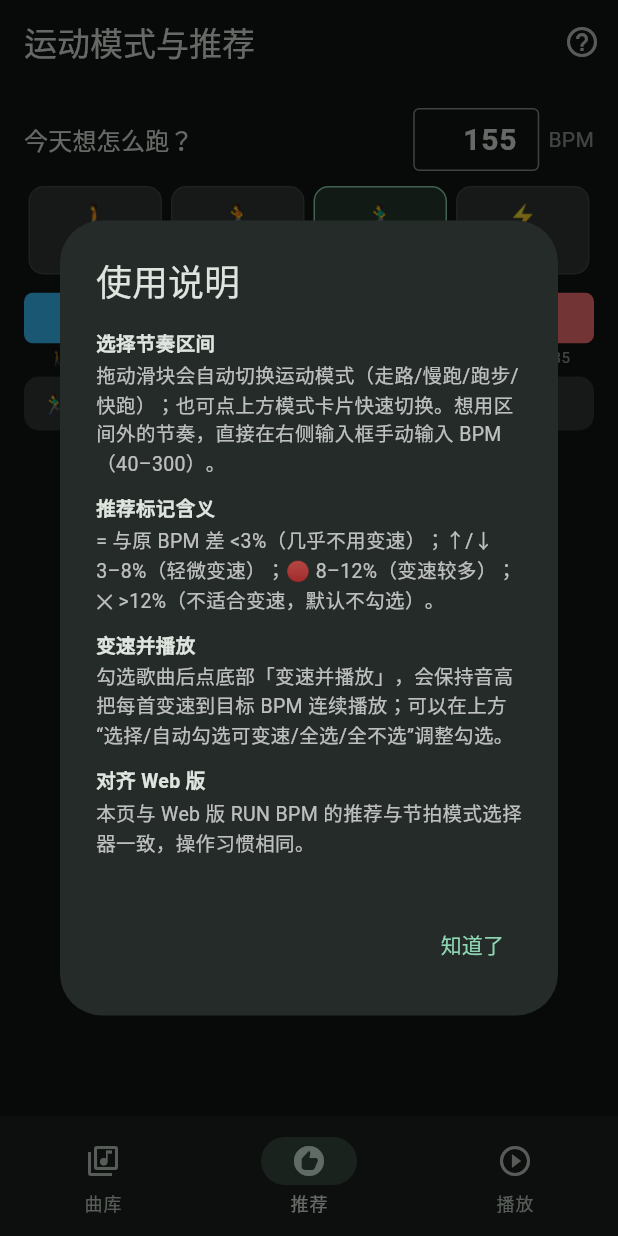
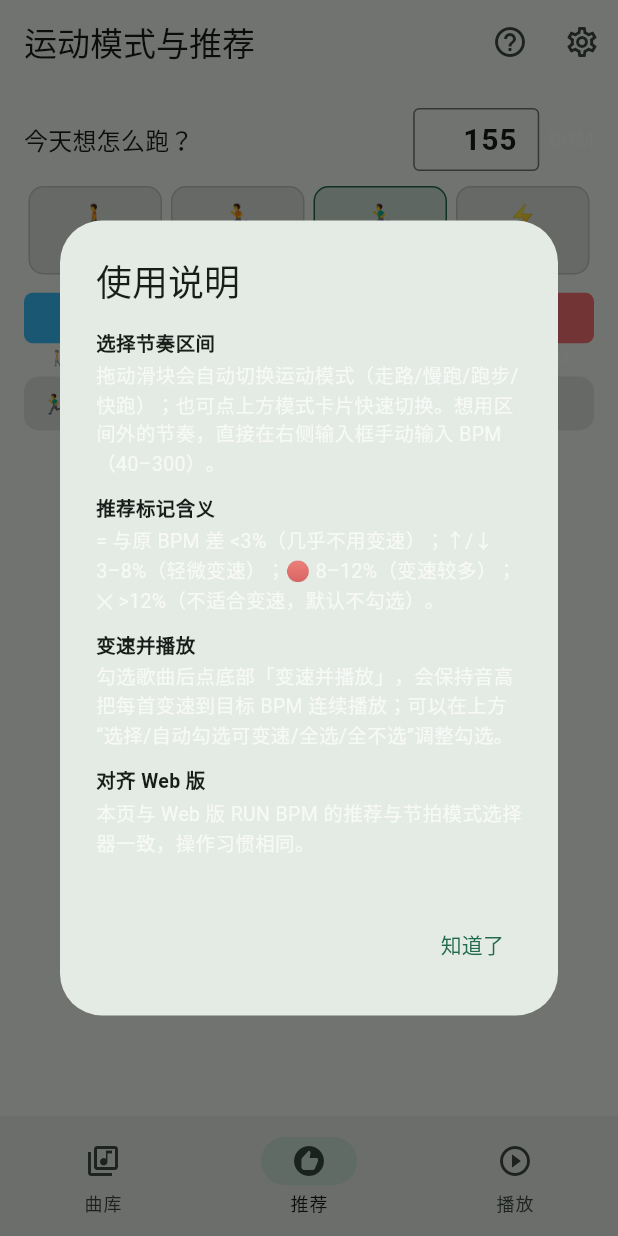
Before and after one commit to Sweejumn/bunbeat, a Flutter app: the screen it shows after launch, item 2 of the bottom bar chosen, after a tap on the "help outline" icon, on a phone screen of 412 x 824 dp. Run offline on Flutter 3.47's test engine with Material 3 defaults, Android fonts, the phone set to English and light mode, and no system bars; our stand-ins replace file_picker, just_audio, on_audio_query, package_info_plus, shared_preferences; missing offline and left inert: ffmpeg_kit_flutter_audio, pointycastle.

Commit message:
新增设置/关于/使用说明页面与主题色功能，各页加入设置入口

```diff
--- a/android_app/lib/main.dart
+++ b/android_app/lib/main.dart
@@ -5,6 +5,7 @@ import 'services/audio_player_service.dart';
 import 'services/library_service.dart';
 import 'services/metronome.dart';
 import 'services/queue_service.dart';
+import 'services/theme_controller.dart';
 import 'ui/home_page.dart';
 
 void main() {
@@ -26,21 +27,32 @@ class _RunBpmAppState extends State<RunBpmApp> {
       providers: [
         ChangeNotifierProvider(create: (_) => LibraryService()),
         ChangeNotifierProvider(create: (_) => QueueService()),
+        ChangeNotifierProvider(create: (_) => ThemeController()),
         Provider(create: (_) => AudioPlayerService()),
         Provider(create: (_) => Metronome()),
       ],
-      child: MaterialApp(
+      child: Consumer<ThemeController>(
+        builder: (context, themeCtrl, _) {
+          return MaterialApp(
             title: 'RUN BPM',
             debugShowCheckedModeBanner: false,
             theme: ThemeData(
               colorScheme: ColorScheme.fromSeed(
-            seedColor: const Color(0xFF34D399),
+                seedColor: themeCtrl.seed,
+              ),
+              useMaterial3: true,
+            ),
+            darkTheme: ThemeData(
+              colorScheme: ColorScheme.fromSeed(
+                seedColor: themeCtrl.seed,
                 brightness: Brightness.dark,
               ),
               useMaterial3: true,
             ),
-        // 启动时恢复上次选择的文件夹：命中缓存即秒开，不重新解析。
+            themeMode: themeCtrl.mode,
             home: _StartupGate(child: const HomePage()),
+          );
+        },
       ),
     );
   }
@@ -66,6 +78,7 @@ class _StartupGateState extends State<_StartupGate> {
       // 等首帧画完再恢复，避免启动时白屏等待即时的缓存扫描。
       WidgetsBinding.instance.addPostFrameCallback((_) {
         context.read<LibraryService>().restoreLastFolder();
+        context.read<ThemeController>().load();
       });
     }
   }
--- /dev/null
+++ b/android_app/lib/services/theme_controller.dart
@@ -0,0 +1,93 @@
+/// 全局外观/主题控制器：管理「跟随系统 / 浅色 / 深色」与「主题色」，
+/// 持久化到 SharedPreferences。
+library;
+
+import 'package:flutter/material.dart';
+import 'package:shared_preferences/shared_preferences.dart';
+
+/// 预设主题色（名字 + 种子色值）。默认薄荷绿（与 Web 一致）。
+class ThemeColorOption {
+  final String name;
+  final Color color;
+  const ThemeColorOption(this.name, this.color);
+}
+
+const List<ThemeColorOption> kThemeColors = [
+  ThemeColorOption('薄荷绿', Color(0xFF34D399)),
+  ThemeColorOption('活力橙', Color(0xFFF97316)),
+  ThemeColorOption('热情红', Color(0xFFEF4444)),
+  ThemeColorOption('天蓝', Color(0xFF38BDF8)),
+  ThemeColorOption('靛蓝', Color(0xFF6366F1)),
+  ThemeColorOption('紫罗兰', Color(0xFF8B5CF6)),
+  ThemeColorOption('樱花粉', Color(0xFFEC4899)),
+  ThemeColorOption('青柠', Color(0xFF84CC16)),
+  ThemeColorOption('琥珀金', Color(0xFFF59E0B)),
+];
+
+/// 全局主题服务（对应 Web 没有、但成熟 App 应有的「外观设置」：
+/// 深浅色 + 主题色）。
+class ThemeController extends ChangeNotifier {
+  static const String _prefModeKey = 'runbpm.themeMode';
+  static const String _prefSystem = 'system';
+  static const String _prefLight = 'light';
+  static const String _prefDark = 'dark';
+
+  static const String _prefColorKey = 'runbpm.themeColor';
+
+  ThemeMode _mode = ThemeMode.system;
+  Color _seed = kThemeColors.first.color;
+
+  ThemeMode get mode => _mode;
+  Color get seed => _seed;
+
+  /// 读取持久化主题（模式 + 主题色）。
+  Future<void> load() async {
+    final prefs = await SharedPreferences.getInstance();
+    final s = prefs.getString(_prefModeKey);
+    _mode = switch (s) {
+      _prefLight => ThemeMode.light,
+      _prefDark => ThemeMode.dark,
+      _ => ThemeMode.system,
+    };
+    final colorStr = prefs.getString(_prefColorKey);
+    if (colorStr != null) {
+      final parsed = _parseColor(colorStr);
+      if (parsed != null) _seed = parsed;
+    }
+    notifyListeners();
+  }
+
+  Future<void> setMode(ThemeMode m) async {
+    if (_mode == m) return;
+    _mode = m;
+    notifyListeners();
+    final prefs = await SharedPreferences.getInstance();
+    final s = switch (m) {
+      ThemeMode.light => _prefLight,
+      ThemeMode.dark => _prefDark,
+      ThemeMode.system => _prefSystem,
+    };
+    await prefs.setString(_prefModeKey, s);
+  }
+
+  Future<void> setSeed(Color c) async {
+    _seed = c;
+    notifyListeners();
+    final prefs = await SharedPreferences.getInstance();
+    await prefs.setString(_prefColorKey, _colorToString(c));
+  }
+
+  static Color? _parseColor(String hex) {
+    final v = int.tryParse(hex.replaceFirst('#', ''), radix: 16);
+    if (v == null) return null;
+    return Color(0xFF000000 | v);
+  }
+
+  static String _colorToString(Color c) {
+    // 输出 #RRGGBB（不带 alpha，保持简洁可读）。
+    final r = (c.r * 255).round().toRadixString(16).padLeft(2, '0').toUpperCase();
+    final g = (c.g * 255).round().toRadixString(16).padLeft(2, '0').toUpperCase();
+    final b = (c.b * 255).round().toRadixString(16).padLeft(2, '0').toUpperCase();
+    return '#$r$g$b';
+  }
+}
--- /dev/null
+++ b/android_app/lib/ui/help_dialog.dart
@@ -0,0 +1,54 @@
+import 'package:flutter/material.dart';
+
+/// 使用说明对话框：把界面上省略掉的图例与操作提示收在这里。
+/// 供推荐页「？」图标与设置页「使用说明」入口共用。
+class HelpDialog {
+  HelpDialog._();
+
+  static void show(BuildContext context) {
+    showDialog<void>(
+      context: context,
+      builder: (ctx) {
+        TextStyle titleStyle() =>
+            const TextStyle(fontWeight: FontWeight.bold, fontSize: 13);
+        TextStyle bodyStyle() =>
+            const TextStyle(fontSize: 13, color: Colors.white70);
+        Widget item(String title, String body) {
+          return Padding(
+            padding: const EdgeInsets.only(bottom: 10),
+            child: Column(
+              crossAxisAlignment: CrossAxisAlignment.start,
+              children: [
+                Text(title, style: titleStyle()),
+                const SizedBox(height: 2),
+                Text(body, style: bodyStyle()),
+              ],
+            ),
+          );
+        }
+
+        return AlertDialog(
+          title: const Text('使用说明'),
+          content: SingleChildScrollView(
+            child: Column(
+              crossAxisAlignment: CrossAxisAlignment.start,
+              mainAxisSize: MainAxisSize.min,
+              children: [
+                item('选择节奏区间', '拖动滑块会自动切换运动模式（走路/慢跑/跑步/快跑）；也可点上方模式卡片快速切换。想用区间外的节奏，直接在右侧输入框手动输入 BPM（40–300）。'),
+                item('推荐标记含义', '= 与原 BPM 差 <3%（几乎不用变速）；↑/↓ 3–8%（轻微变速）；🔴 8–12%（变速较多）；✕ >12%（不适合变速，默认不勾选）。'),
+                item('变速并播放', '勾选歌曲后点底部「变速并播放」，会保持音高把每首变速到目标 BPM 连续播放；可以在上方“选择/自动勾选可变速/全选/全不选”调整勾选。'),
+                item('对齐 Web 版', '本页与 Web 版 RUN BPM 的推荐与节拍模式选择器一致，操作习惯相同。'),
+              ],
+            ),
+          ),
+          actions: [
+            TextButton(
+              onPressed: () => Navigator.pop(ctx),
+              child: const Text('知道了'),
+            ),
+          ],
+        );
+      },
+    );
+  }
+}
--- a/android_app/lib/ui/library_page.dart
+++ b/android_app/lib/ui/library_page.dart
@@ -7,6 +7,7 @@ import '../models/song.dart';
 import '../services/audio_reader.dart';
 import '../services/library_service.dart';
 import 'marquee_text.dart';
+import 'settings_page.dart';
 
 class LibraryPage extends StatelessWidget {
   const LibraryPage({super.key});
@@ -27,6 +28,14 @@ class LibraryPage extends StatelessWidget {
       appBar: AppBar(
         title: const Text('RUN BPM · 曲库'),
         actions: [
+          IconButton(
+            icon: const Icon(Icons.settings_outlined),
+            tooltip: '设置',
+            onPressed: () => Navigator.push(
+              context,
+              MaterialPageRoute(builder: (_) => const SettingsPage()),
+            ),
+          ),
           IconButton(
             icon: const Icon(Icons.folder_open),
             tooltip: '选择文件夹',
--- a/android_app/lib/ui/player_page.dart
+++ b/android_app/lib/ui/player_page.dart
@@ -12,6 +12,7 @@ import '../services/library_service.dart';
 import '../services/metronome.dart';
 import '../services/queue_service.dart';
 import 'beat_ruler.dart';
+import 'settings_page.dart';
 
 class PlayerPage extends StatefulWidget {
   const PlayerPage({super.key});
@@ -238,7 +239,19 @@ class _PlayerPageState extends State<PlayerPage> {
     final beatList = _currentBeatList(song, current.targetBpm);
 
     return Scaffold(
-      appBar: AppBar(title: const Text('播放')),
+      appBar: AppBar(
+        title: const Text('播放'),
+        actions: [
+          IconButton(
+            icon: const Icon(Icons.settings_outlined),
+            tooltip: '设置',
+            onPressed: () => Navigator.push(
+              context,
+              MaterialPageRoute(builder: (_) => const SettingsPage()),
+            ),
+          ),
+        ],
+      ),
       body: Padding(
         padding: const EdgeInsets.all(16),
         child: SingleChildScrollView(
--- a/android_app/lib/ui/recommend_page.dart
+++ b/android_app/lib/ui/recommend_page.dart
@@ -7,8 +7,10 @@ import '../models/song.dart';
 import '../services/audio_player_service.dart';
 import '../services/library_service.dart';
 import '../services/queue_service.dart';
+import 'help_dialog.dart';
 import 'marquee_text.dart';
 import 'mode_picker.dart';
+import 'settings_page.dart';
 import 'tempo_grade.dart';
 
 class RecommendPage extends StatefulWidget {
@@ -52,7 +54,15 @@ class _RecommendPageState extends State<RecommendPage> {
           IconButton(
             icon: const Icon(Icons.help_outline),
             tooltip: '使用说明',
-            onPressed: () => _showHelp(context),
+            onPressed: () => HelpDialog.show(context),
+          ),
+          IconButton(
+            icon: const Icon(Icons.settings_outlined),
+            tooltip: '设置',
+            onPressed: () => Navigator.push(
+              context,
+              MaterialPageRoute(builder: (_) => const SettingsPage()),
+            ),
           ),
         ],
       ),
@@ -167,56 +177,6 @@ class _RecommendPageState extends State<RecommendPage> {
       const SnackBar(content: Text('已入队并开始播放第一首')),
     );
   }
-
-  /// 使用说明对话框：把界面上省略掉的图例与操作提示收在这里。
-  void _showHelp(BuildContext context) {
-    showDialog<void>(
-      context: context,
-      builder: (ctx) {
-        TextStyle titleStyle() => const TextStyle(
-              fontWeight: FontWeight.bold,
-              fontSize: 13,
-            );
-        TextStyle bodyStyle() =>
-            const TextStyle(fontSize: 13, color: Colors.white70);
-        Widget item(String title, String body) {
-          return Padding(
-            padding: const EdgeInsets.only(bottom: 10),
-            child: Column(
-              crossAxisAlignment: CrossAxisAlignment.start,
-              children: [
-                Text(title, style: titleStyle()),
-                const SizedBox(height: 2),
-                Text(body, style: bodyStyle()),
-              ],
-            ),
-          );
-        }
-
-        return AlertDialog(
-          title: const Text('使用说明'),
-          content: SingleChildScrollView(
-            child: Column(
-              crossAxisAlignment: CrossAxisAlignment.start,
-              mainAxisSize: MainAxisSize.min,
-              children: [
-                item('选择节奏区间', '拖动滑块会自动切换运动模式（走路/慢跑/跑步/快跑）；也可点上方模式卡片快速切换。想用区间外的节奏，直接在右侧输入框手动输入 BPM（40–300）。'),
-                item('推荐标记含义', '= 与原 BPM 差 <3%（几乎不用变速）；↑/↓ 3–8%（轻微变速）；🔴 8–12%（变速较多）；✕ >12%（不适合变速，默认不勾选）。'),
-                item('变速并播放', '勾选歌曲后点底部「变速并播放」，会保持音高把每首变速到目标 BPM 连续播放；可以在上方“选择/自动勾选可变速/全选/全不选”调整勾选。'),
-                item('对齐 Web 版', '本页与 Web 版 RUN BPM 的推荐与节拍模式选择器一致，操作习惯相同。'),
-              ],
-            ),
-          ),
-          actions: [
-            TextButton(
-              onPressed: () => Navigator.pop(ctx),
-              child: const Text('知道了'),
-            ),
-          ],
-        );
-      },
-    );
-  }
 }
 
 class _RecTile extends StatelessWidget {
--- a/android_app/pubspec.yaml
+++ b/android_app/pubspec.yaml
@@ -35,6 +35,9 @@ dependencies:
   # NCM（网易云加密格式）解析：AES-128-ECB 解密 key/元数据段
   pointycastle: ^3.9.1
 
+  # 关于页展示真实版本号
+  package_info_plus: ^8.0.0
+
 dev_dependencies:
   flutter_test:
     sdk: flutter
```
Also changed, not shown: android_app/lib/ui/about_page.dart (added, +133 -0 lines), android_app/lib/ui/settings_page.dart (added, +183 -0 lines), android_app/pubspec.lock. Lines whose indentation alone changed are shown as unchanged.
